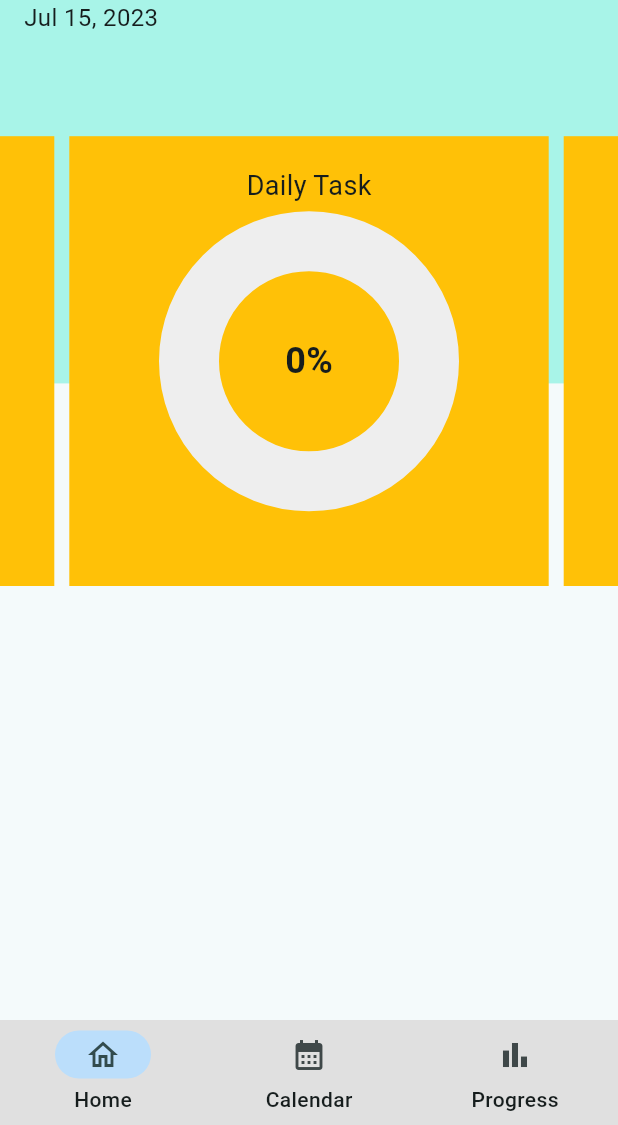
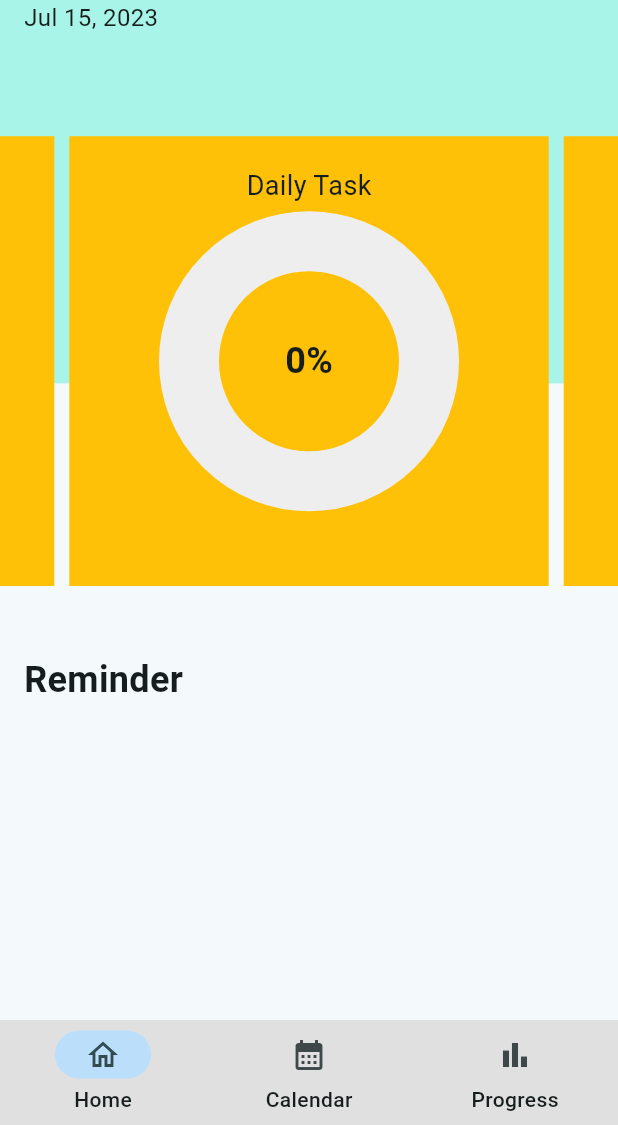
Before and after one commit to ConsLau/good_plan_lite, a Flutter app: the screen it shows after launch, on a phone screen of 412 x 824 dp, the part 111-1236 px from its top. Run offline on Flutter 3.47's test engine with Material 2 defaults, Android fonts, the light colour scheme and no system bars; drawn by our look-alikes of carousel_slider, fl_chart; our stand-ins replace sqflite, table_calendar; accounts and stored records are empty.

Commit message:
update in Home page UI and reminder

```diff
--- a/lib/homePage.dart
+++ b/lib/homePage.dart
@@ -4,12 +4,14 @@ import 'package:carousel_slider/carousel_slider.dart';
 import 'package:fl_chart/fl_chart.dart';
 import 'database/database_helper.dart';
 import 'TaskProgressChart.dart';
+import 'package:good_plan_lite/models/task.dart';
+
 
 class HomePage extends StatefulWidget {
-  const HomePage({super.key});
+  const HomePage({Key? key}): super(key: key);
 
   @override
-  State<HomePage> createState() => _HomePageState();
+  _HomePageState createState() => _HomePageState();
 }
 
 class _HomePageState extends State<HomePage> with TickerProviderStateMixin {
@@ -32,15 +34,16 @@ Stream<int> getTaskCompletionRateStream(int period) {
   @override
   Widget build(BuildContext context) {
     return Scaffold(
-      body: SizedBox(
-        height: MediaQuery.of(context).size.height,
+      body: ListView(   // Replace the previous SizedBox with ListView
+        children: [
+          SizedBox(
+            height: MediaQuery.of(context).size.height * 0.6, // Adjust the height
             child: Stack(
               children: [
                 Container(
                   padding: EdgeInsets.fromLTRB(16, 45, 0, 0),
                   height: MediaQuery.of(context).size.height * 0.4,
-              decoration:
-                  BoxDecoration(color: Color.fromARGB(96, 41, 233, 201)),
+                  decoration: BoxDecoration(color: Color.fromARGB(96, 41, 233, 201)),
                   child: SizedBox(
                     width: MediaQuery.of(context).size.width,
                     child: Column(
@@ -48,8 +51,7 @@ Stream<int> getTaskCompletionRateStream(int period) {
                       children: [
                         Text(
                           "Good Plan",
-                      style:
-                          TextStyle(fontWeight: FontWeight.bold, fontSize: 20),
+                          style: TextStyle(fontWeight: FontWeight.bold, fontSize: 20),
                         ),
                         Text(
                           DateFormat.yMMMd()
@@ -86,8 +88,7 @@ Stream<int> getTaskCompletionRateStream(int period) {
                             return StreamBuilder<int>(
                               stream: getTaskCompletionRateStream(i),
                               builder: (context, snapshot) {
-                            if (snapshot.connectionState ==
-                                ConnectionState.waiting) {
+                                if (snapshot.connectionState == ConnectionState.waiting) {
                                   return CircularProgressIndicator();
                                 } else if (snapshot.hasError) {
                                   return Text('Error: ${snapshot.error}');
@@ -129,6 +130,40 @@ Stream<int> getTaskCompletionRateStream(int period) {
               ],
             ),
           ),
+          Container(
+            padding: EdgeInsets.all(16),
+            child: Text(
+              'Reminder',
+              style: TextStyle(fontSize: 24, fontWeight: FontWeight.bold),
+            ),
+          ),
+          StreamBuilder<List<Task>>(
+            stream: dbHelper.streamIncompleteTasksStartingToday(),
+            builder: (context, snapshot) {
+              if (snapshot.connectionState == ConnectionState.waiting) {
+                return Center(child: CircularProgressIndicator());
+              } else if (snapshot.hasError) {
+                return Text('Error: ${snapshot.error}');
+              } else {
+                final tasks = snapshot.data!;
+                return ListView.builder(
+                  shrinkWrap: true,
+                  physics: NeverScrollableScrollPhysics(),
+                  itemCount: tasks.length,
+                  itemBuilder: (context, index) {
+                    final task = tasks[index];
+                    return ListTile(
+                      title: Text(task.taskName), // Convert title to String
+                      subtitle:
+                          Text(DateFormat('yyyy-MM-dd').format(task.taskDate)),
+                    );
+                  },
+                );
+              }
+            },
+          ),
+        ],
+      ),
     );
   }
 }
```
Also changed, not shown: lib/database/database_helper.dart (+57 -1 lines), lib/models/task.dart (+17 -2 lines). Lines whose indentation alone changed are shown as unchanged.
